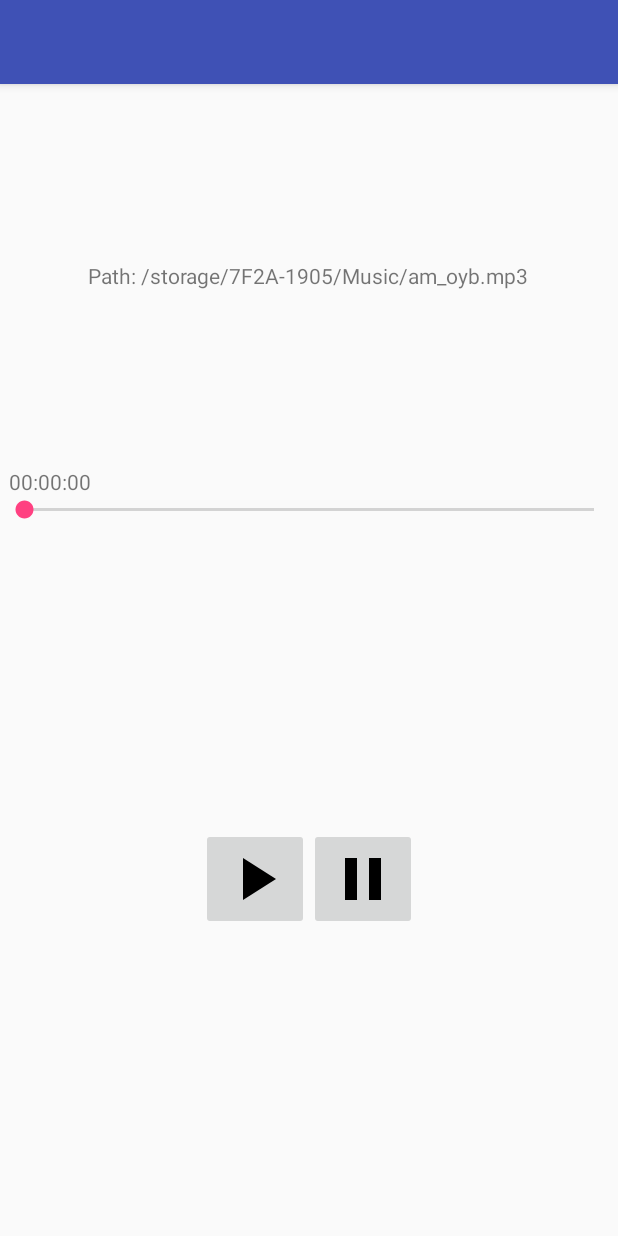
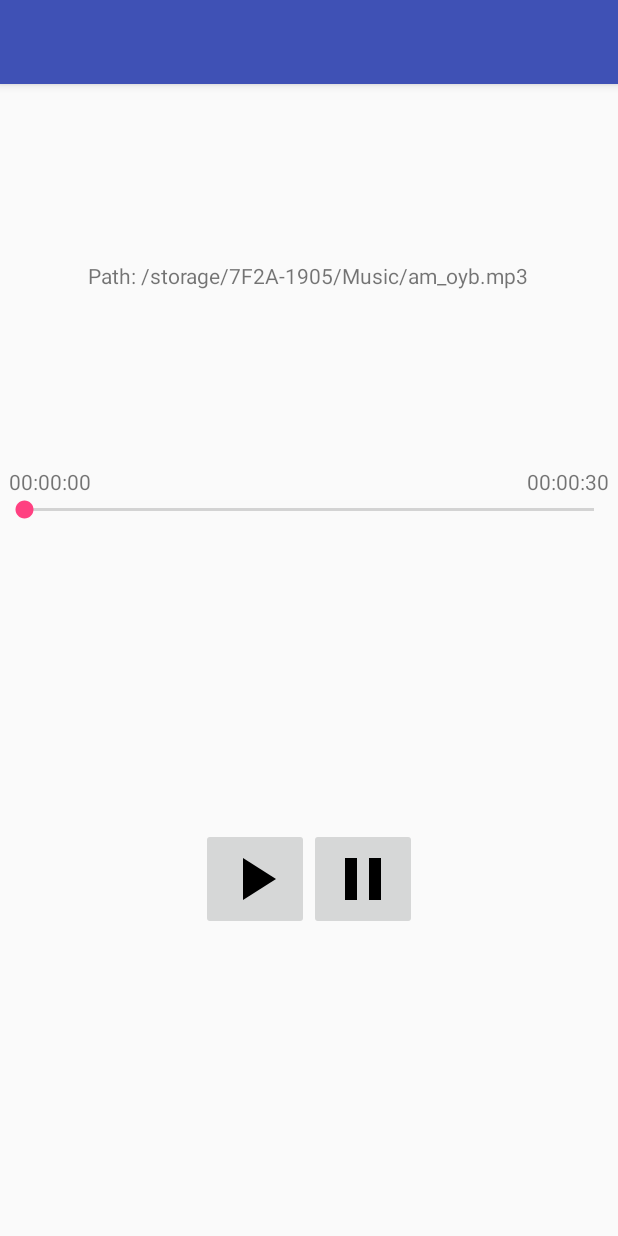
Before and after one commit to Quick1y/My-Player, an Android app: the screen it shows after launch (PlayerActivity), on a phone screen of 412 x 824 dp. Run offline under Robolectric (Android 15) with nearby library versions, the phone set to English and light mode, and no system bars.

Commit message:
Add duration time

```diff
--- a/app/src/main/java/com/example/nikita/myplayer/PlayerActivity.java
+++ b/app/src/main/java/com/example/nikita/myplayer/PlayerActivity.java
@@ -2,16 +2,13 @@ package com.example.nikita.myplayer;
 
 import android.app.Activity;
 import android.content.Intent;
-import android.media.MediaPlayer;
 import android.net.Uri;
-import android.os.AsyncTask;
 import android.os.Build;
 import android.support.v7.app.AppCompatActivity;
 import android.os.Bundle;
 import android.util.Log;
 import android.view.View;
 import android.widget.ImageButton;
-import android.widget.ProgressBar;
 import android.widget.SeekBar;
 import android.widget.TextView;
 import android.widget.Toast;
@@ -28,6 +25,7 @@ public class PlayerActivity extends AppCompatActivity {
     private TextView textViewPath;
     private SeekBar timeBar;
     private TextView textViewCurrTime;
+    private TextView textViewDurTime;
 
     private String audioFilePath = "/storage/7F2A-1905/Music/am_oyb.mp3"; //это временно
     private ProgressChangeTask progressTask; //AsyncTask, отслеживающий прогресс трека
@@ -68,8 +66,14 @@ public class PlayerActivity extends AppCompatActivity {
             }
         });
 
-        // Текстовое поле время:  Текстовое поле с текущем временем устанавливаем в 0
+        // Текстовое поле время:  текущее и общее время трека
         textViewCurrTime = (TextView) findViewById(R.id.activity_player_currtime_text);
+        textViewDurTime = (TextView) findViewById(R.id.activity_player_durtime_text);
+        if(AudioPlayer.isCreated()){
+            textViewDurTime.setText(millisecToTime(AudioPlayer.getDuration()));
+        } else {
+            textViewDurTime.setText(millisecToTime(0));
+        }
 
 
         playButton = (ImageButton) findViewById(R.id.activity_player_play_button);
@@ -142,6 +146,9 @@ public class PlayerActivity extends AppCompatActivity {
             }
         }
 
+        //обновляет общую длину трека
+        textViewDurTime.setText(millisecToTime(AudioPlayer.getDuration()));
+
         //Создание AsyncTask обновляющего timeBar и textViewCurrTime
         createProgressTask();
         progressTask.execute(AudioPlayer.getPlayer());
@@ -174,18 +181,12 @@ public class PlayerActivity extends AppCompatActivity {
     //Устанавливает текущее время в TextView textViewCurrTime
     public void updateTimeText() {
         if (AudioPlayer.isCreated()) {
-            String time = String.format(Locale.US,                      //Студия говорит, что надо ставить
-                    "%02d:%02d:%02d",                                   //Locale чтобы избежать багов. ОК
-                    AudioPlayer.getCurrentPosition() / (3600 * 1000),
-                    (AudioPlayer.getCurrentPosition() / (60 * 1000)) % 60,
-                    (AudioPlayer.getCurrentPosition() / (1000) % 60));
-
+            String time = millisecToTime(AudioPlayer.getCurrentPosition());
             textViewCurrTime.setText(time);
-
             //Log.i(TAG, "Time: " + time);
 
         } else {
-            textViewCurrTime.setText(String.format(Locale.US, "%02d:%02d:%02d", 0, 0, 0));
+            textViewCurrTime.setText(millisecToTime(0));
         }
 
     }
@@ -204,6 +205,15 @@ public class PlayerActivity extends AppCompatActivity {
         }
     }
 
+
+    //Перевод миллисекунд в формат hh:mm:ss
+    private String millisecToTime(int millisec){
+        return String.format(Locale.US,                      //Студия говорит, что надо ставить
+                "%02d:%02d:%02d",                                   //Locale чтобы избежать багов. ОК
+                millisec / (3600 * 1000),
+                (millisec / (60 * 1000)) % 60,
+                (millisec / (1000) % 60));
+    }
 
     /*
     Ниже кривая реализаця файлового менеджера,
@@ -232,11 +242,12 @@ public class PlayerActivity extends AppCompatActivity {
                 if (resultCode == Activity.RESULT_OK) {
                     Uri uri = data.getData();
                     audioFilePath = uri.getPath();
-                    Log.i(TAG, "File path: " + audioFilePath);
-                    textViewPath.setText(audioFilePath);
 
                     updateTimeText();
                     updateTimeBarProgress();
+
+                    Log.i(TAG, "File path: " + audioFilePath);
+                    textViewPath.setText(audioFilePath);
                 }
                 break;
             }
--- a/app/src/main/res/layout/activity_player.xml
+++ b/app/src/main/res/layout/activity_player.xml
@@ -16,14 +16,29 @@
         android:layout_weight="35"
         tools:text="Path: ???????" />
 
-    <TextView
-        android:id="@+id/activity_player_currtime_text"
-        android:layout_width="wrap_content"
+    <LinearLayout
+        android:layout_width="match_parent"
         android:layout_height="wrap_content"
-        android:layout_gravity="start"
         android:paddingLeft="6dp"
         android:paddingRight="6dp"
-        tools:text="00:00:00" />
+        android:orientation="horizontal">
+
+        <TextView
+            android:id="@+id/activity_player_currtime_text"
+            android:layout_width="0dp"
+            android:layout_height="wrap_content"
+            android:layout_weight="0.5"
+            tools:text="00:00:00" />
+
+        <TextView
+            android:id="@+id/activity_player_durtime_text"
+            android:layout_width="0dp"
+            android:layout_height="wrap_content"
+            android:layout_weight="0.5"
+            android:gravity="end"
+            tools:text="00:00:00"/>
+
+    </LinearLayout>
 
 
     <SeekBar
```
